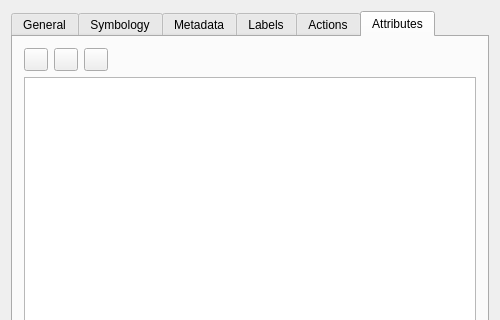
The window that src/ui/qgsvectorlayerpropertiesbase.ui (qgis/QGIS) describes before a commit, drawn with Qt 5; both pictures show x 0 to 500 and y 0 to 320 of the 500 by 600 pixel window.
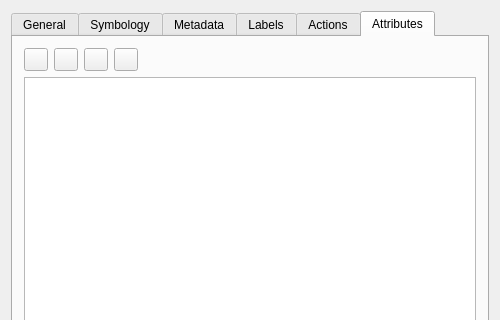
The same window after the commit. The open tabs and pages were chosen to show the change. Icons and pictures are not drawn.

Patch:
```diff
--- a/src/ui/qgsvectorlayerpropertiesbase.ui
+++ b/src/ui/qgsvectorlayerpropertiesbase.ui
@@ -518,12 +518,9 @@
       <attribute name="title" >
        <string>Attributes</string>
       </attribute>
-      <layout class="QVBoxLayout" >
-       <item>
-        <layout class="QHBoxLayout" >
-         <property name="sizeConstraint" >
-          <enum>QLayout::SetNoConstraint</enum>
-         </property>
+      <layout class="QGridLayout" name="gridLayout" >
+       <item row="0" column="0" >
+        <layout class="QHBoxLayout" name="horizontalLayout" >
          <item>
           <widget class="QToolButton" name="mAddAttributeButton" >
            <property name="sizePolicy" >
@@ -578,15 +575,31 @@
            </property>
           </widget>
          </item>
+         <item>
+          <widget class="QToolButton" name="mCalculateFieldButton" >
+           <property name="toolTip" >
+            <string>Field calculator</string>
+           </property>
+           <property name="whatsThis" >
+            <string>Click to toggle table editing</string>
+           </property>
+           <property name="text" >
+            <string/>
+           </property>
+           <property name="checkable" >
+            <bool>false</bool>
+           </property>
+          </widget>
+         </item>
          <item>
           <spacer>
            <property name="orientation" >
             <enum>Qt::Horizontal</enum>
            </property>
-           <property name="sizeHint" >
+           <property name="sizeHint" stdset="0" >
             <size>
-             <width>40</width>
-             <height>20</height>
+             <width>658</width>
+             <height>19</height>
             </size>
            </property>
           </spacer>
```
Left out of the diff: 62 changed lines with no effect on the pictures.
